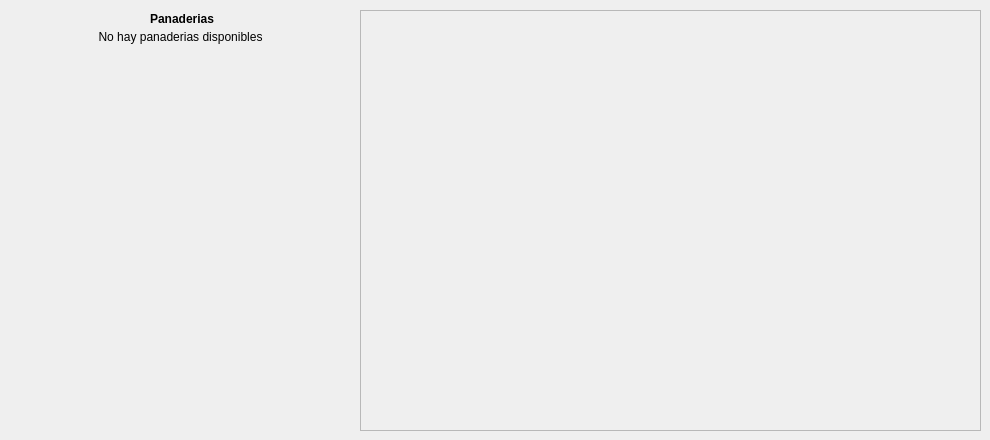
richin13/bollo, file src/ui/ui_forms/selectpane.ui: the form before one commit.
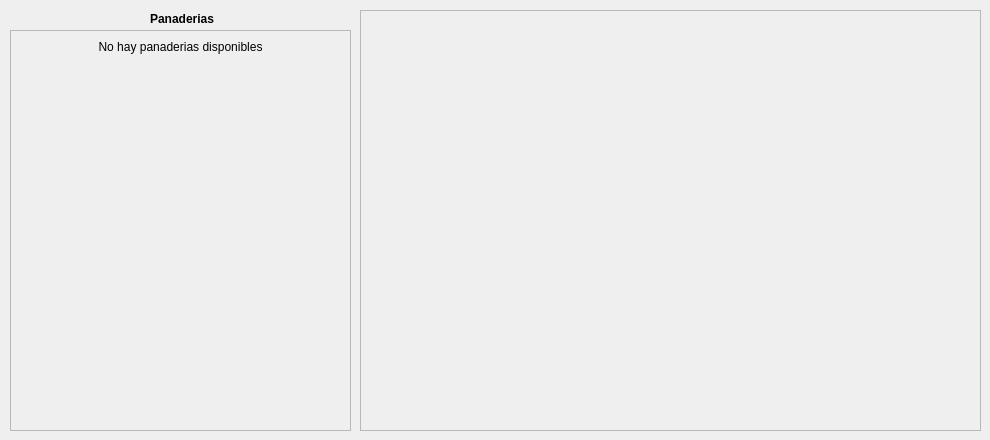
The form after the commit.

```diff
--- a/src/ui/ui_forms/selectpane.ui
+++ b/src/ui/ui_forms/selectpane.ui
@@ -55,7 +55,7 @@
     <string>Panaderias</string>
    </property>
   </widget>
-  <widget class="QWidget" name="formWidget" native="true">
+  <widget class="QScrollArea" name="scrollArea">
    <property name="geometry">
     <rect>
      <x>10</x>
@@ -64,18 +64,35 @@
      <height>401</height>
     </rect>
    </property>
-   <layout class="QFormLayout" name="bakeriesView">
+   <property name="widgetResizable">
+    <bool>true</bool>
+   </property>
+   <widget class="QWidget" name="bakeriesView">
+    <property name="geometry">
+     <rect>
+      <x>0</x>
+      <y>0</y>
+      <width>339</width>
+      <height>399</height>
+     </rect>
+    </property>
+    <layout class="QVBoxLayout" name="verticalLayout">
+     <item>
+      <layout class="QFormLayout" name="layout">
     <item row="0" column="0" colspan="2">
      <widget class="QLabel" name="noAvailableBakeries">
       <property name="text">
        <string>No hay panaderias disponibles</string>
       </property>
       <property name="alignment">
-       <set>Qt::AlignHCenter|Qt::AlignTop</set>
+          <set>Qt::AlignCenter</set>
       </property>
      </widget>
     </item>
    </layout>
+     </item>
+    </layout>
+   </widget>
   </widget>
  </widget>
  <resources/>
```
Lines whose indentation alone changed are shown as unchanged.
